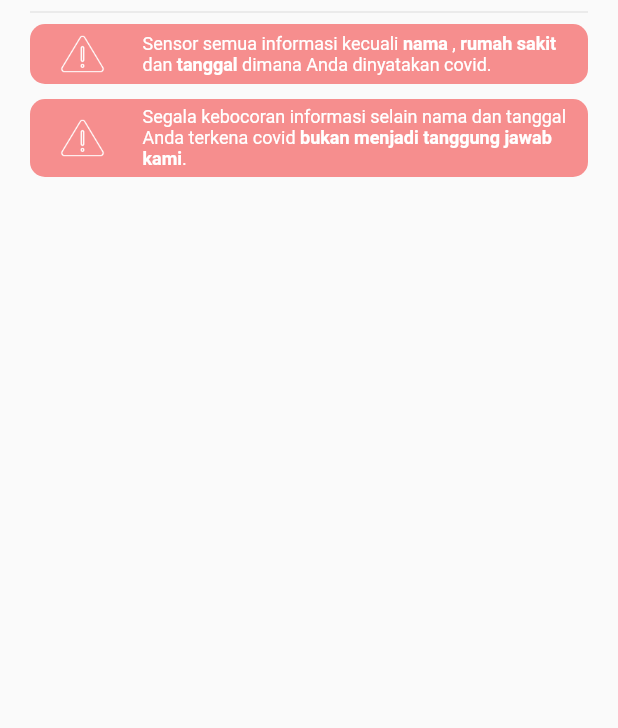
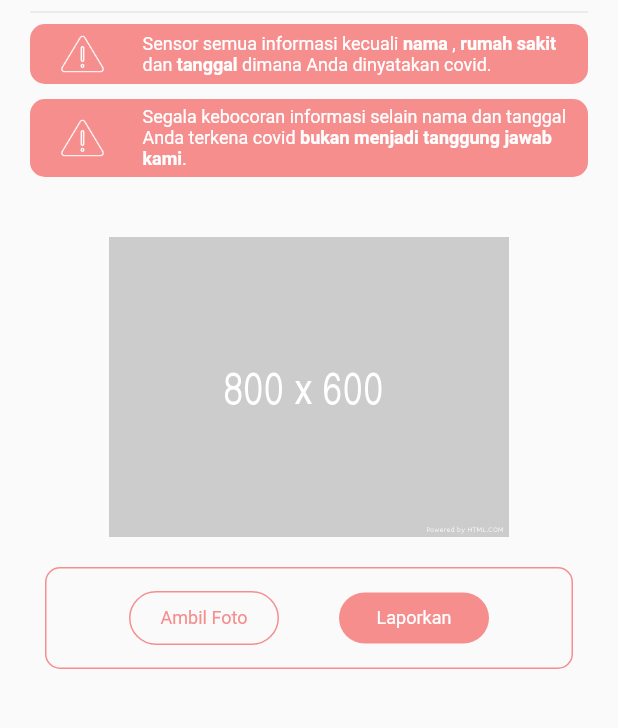
Before and after one commit to coronatorid/coronator, a Flutter app: the ReportScreen screen opened by its route, on a phone screen of 412 x 824 dp, the part 123-851 px from its top. Run offline on Flutter 3.47's test engine with Material 2 defaults, Android fonts, the phone set to English and light mode, and no system bars; our stand-ins replace font_awesome_flutter, geolocator, permission_handler, shared_preferences, synchronized; missing offline and left inert: workmanager; accounts and stored records are empty; Roboto replaces fonts that are missing (Hind); project files that could hold a hidden picture were left out.

Commit message:
Ambil foto & laporkan button

```diff
--- a/lib/src/screen/report_screen.dart
+++ b/lib/src/screen/report_screen.dart
@@ -77,7 +77,107 @@ class ReportScreen extends StatelessWidget {
         __,
       ) {
         if (reportProvider.data == null) {
-          return Container();
+          return Container(
+            padding: EdgeInsets.all(10),
+            child: Column(
+              crossAxisAlignment: CrossAxisAlignment.center,
+              children: [
+                Image(
+                  image: AssetImage('assets/images/800x600.png'),
+                  height: 200,
+                ),
+                SizedBox(
+                  height: 20,
+                ),
+                Container(
+                  padding: EdgeInsets.all(15),
+                  decoration: BoxDecoration(
+                    border: Border.all(
+                      color: CustomColor.redTheme.withAlpha(255),
+                    ),
+                    borderRadius: BorderRadius.circular(10),
+                  ),
+                  child: Row(
+                    mainAxisAlignment: MainAxisAlignment.spaceEvenly,
+                    children: [
+                      Stack(
+                        children: [
+                          Container(
+                            padding: EdgeInsets.all(10),
+                            child: Text(
+                              "Ambil Foto",
+                              textAlign: TextAlign.center,
+                              style: TextStyle(
+                                color: CustomColor.redTheme.withAlpha(255),
+                                fontSize: 12,
+                                fontFamily: 'Hind',
+                              ),
+                            ),
+                            width: 100,
+                            decoration: BoxDecoration(
+                              borderRadius:
+                                  BorderRadius.all(Radius.circular(25)),
+                              border: Border.all(
+                                color: CustomColor.redTheme.withAlpha(255),
+                              ),
+                            ),
+                          ),
+                          Positioned.fill(
+                            child: Material(
+                              color: Colors.transparent,
+                              borderRadius:
+                                  BorderRadius.all(Radius.circular(25)),
+                              child: InkWell(
+                                borderRadius:
+                                    BorderRadius.all(Radius.circular(25)),
+                                splashColor: Colors.white,
+                                onTap: () async {},
+                              ),
+                            ),
+                          )
+                        ],
+                      ),
+                      Stack(
+                        children: [
+                          Container(
+                            padding: EdgeInsets.all(10),
+                            child: Text(
+                              "Laporkan",
+                              textAlign: TextAlign.center,
+                              style: TextStyle(
+                                color: Colors.white,
+                                fontSize: 12,
+                                fontFamily: 'Hind',
+                              ),
+                            ),
+                            width: 100,
+                            decoration: BoxDecoration(
+                              color: CustomColor.redTheme.withAlpha(255),
+                              borderRadius:
+                                  BorderRadius.all(Radius.circular(25)),
+                            ),
+                          ),
+                          Positioned.fill(
+                            child: Material(
+                              color: Colors.transparent,
+                              borderRadius:
+                                  BorderRadius.all(Radius.circular(25)),
+                              child: InkWell(
+                                borderRadius:
+                                    BorderRadius.all(Radius.circular(25)),
+                                splashColor: Colors.white,
+                                onTap: () async {},
+                              ),
+                            ),
+                          )
+                        ],
+                      ),
+                    ],
+                  ),
+                ),
+              ],
+            ),
+          );
         }
 
         return buildReportedCases(reportProvider, context);
```
